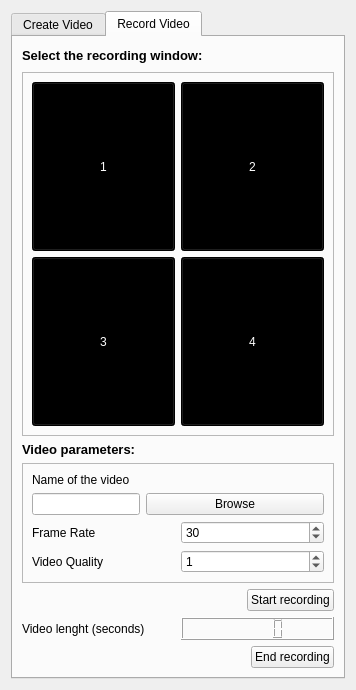
Before: the Qt Designer form src/DesignerDialogRecorder.ui in NicolasRannou/TrackVisualization, drawn with Qt 5.
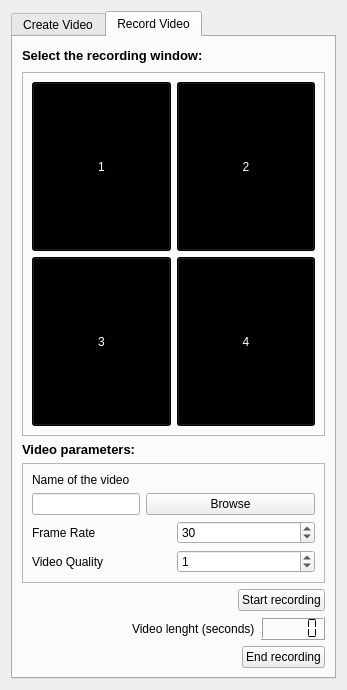
After: the same form once the commit is applied. The open tabs and pages were chosen to show the change.

Commit message: ENH: buttons connected, chrono working      signals still have to be created and connected to gofigure

Patch:
```diff
--- a/src/DesignerDialogRecorder.ui
+++ b/src/DesignerDialogRecorder.ui
@@ -6,7 +6,7 @@
    <rect>
     <x>0</x>
     <y>0</y>
-    <width>356</width>
+    <width>347</width>
     <height>690</height>
    </rect>
   </property>
@@ -1859,15 +1859,32 @@
          </item>
          <item row="1" column="0">
           <layout class="QGridLayout" name="gridLayout_24">
-           <item row="0" column="0">
+           <item row="0" column="1">
             <widget class="QLabel" name="label_17">
              <property name="text">
               <string>Video lenght (seconds)</string>
              </property>
             </widget>
            </item>
-           <item row="0" column="1">
-            <widget class="QLCDNumber" name="lcdNumber"/>
+           <item row="0" column="2">
+            <widget class="QLCDNumber" name="videoLenght">
+             <property name="segmentStyle">
+              <enum>QLCDNumber::Flat</enum>
+             </property>
+            </widget>
+           </item>
+           <item row="0" column="0">
+            <spacer name="horizontalSpacer_17">
+             <property name="orientation">
+              <enum>Qt::Horizontal</enum>
+             </property>
+             <property name="sizeHint" stdset="0">
+              <size>
+               <width>40</width>
+               <height>20</height>
+              </size>
+             </property>
+            </spacer>
            </item>
           </layout>
          </item>
```
Left out of the diff: 20 changed lines with no effect on the pictures. The commit also changes 2 other files.
